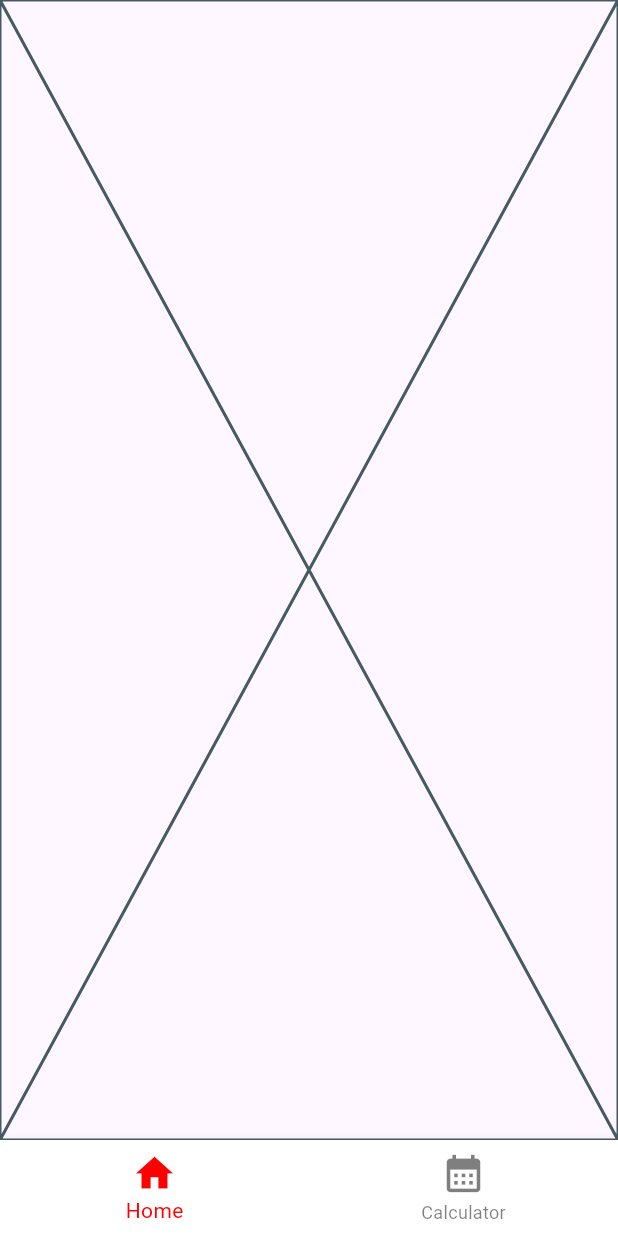
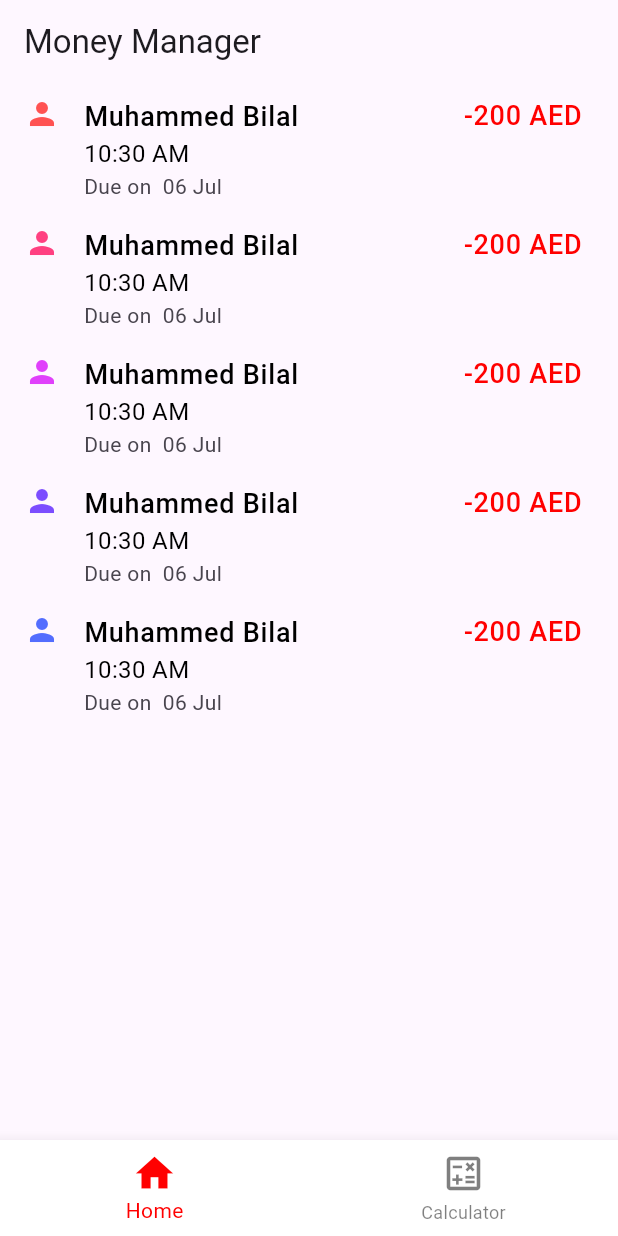
Before and after one commit to muhammedbilals/money_app, a Flutter app: the screen it shows after launch, on a phone screen of 412 x 824 dp. Run offline on Flutter 3.47's test engine with Material 3 defaults, Android fonts, the phone set to English and light mode, and no system bars; our stand-ins replace flutter_bloc, fluttertoast, page_transition, sizer.

Commit message:
updated list tile

```diff
--- a/lib/main.dart
+++ b/lib/main.dart
@@ -16,12 +16,14 @@ class MyApp extends StatelessWidget {
   @override
   Widget build(BuildContext context) {
     return MultiBlocProvider(
-      providers: [ BlocProvider(
+      providers: [
+        BlocProvider(
           create: (context) => BottomNavCubit(),
-        ),],
+        ),
+      ],
       child: Sizer(
-       builder: (context, orientation, deviceType) =>
-       MaterialApp(
+        builder: (context, orientation, deviceType) => MaterialApp(
+          debugShowCheckedModeBanner: false,
           title: 'Flutter Demo',
           theme: ThemeData(
             colorScheme: ColorScheme.fromSeed(seedColor: Colors.deepPurple),
--- a/lib/presentation/pages/homepage.dart
+++ b/lib/presentation/pages/homepage.dart
@@ -1,10 +1,59 @@
 import 'package:flutter/material.dart';
+import 'package:intl/intl.dart';
+import 'package:money_app/core/colors/appcolors.dart';
+import 'package:money_app/core/style/appstyles.dart';
 
 class HomePage extends StatelessWidget {
   const HomePage({super.key});
 
   @override
   Widget build(BuildContext context) {
-    return const Placeholder();
+    return Scaffold(
+      appBar: AppBar(
+        title: const Text("Money Manager"),
+      ),
+      body: Column(
+        children: [
+          ListView.builder(
+            shrinkWrap: true,
+            itemCount: 5,
+            itemBuilder: (BuildContext context, int index) {
+              return Container(
+                decoration: BoxDecoration(color: Colors.amber[index]),
+                child: ListTile(
+                  onTap: () {},
+                  focusColor: AppColors.black,
+                  leading: Icon(
+                    Icons.person,
+                    color: Colors.accents[index],
+                  ),
+                  title: Text(
+                    'Muhammed Bilal',
+                    style: AppStyles.black20medius,
+                  ),
+                  subtitle: Column(
+                    crossAxisAlignment: CrossAxisAlignment.start,
+                    children: [
+                      Text(
+                        DateFormat('hh:mm a').format(DateTime.now()),
+                        style: AppStyles.black18regular,
+                      ),
+                      Text(
+                          "Due on ${DateFormat(' dd MMM').format(DateTime.now())}"),
+                    ],
+                  ),
+                  trailing: Text(
+                    '-200 AED',
+                    style: TextStyle(color: AppColors.red, fontSize: 18),
+                  ),
+                  isThreeLine: true,
+                  hoverColor: AppColors.gray,
+                ),
+              );
+            },
+          ),
+        ],
+      ),
+    );
   }
 }
--- a/lib/utils/main_wrapper.dart
+++ b/lib/utils/main_wrapper.dart
@@ -30,9 +30,6 @@ class _MainWrapperState extends State<MainWrapper> {
   final List<Widget> pages = [
     const HomePage(),
     const CalculatorPage(),
-
-
-
   ];
   void onPageChanged(int page) {
     context.read<BottomNavCubit>().changeSelectedIndex(page);
@@ -65,15 +62,15 @@ class _MainWrapperState extends State<MainWrapper> {
           currentIndex: context.watch<BottomNavCubit>().state,
           items: const [
             BottomNavigationBarItem(
-              icon: Icon(Icons.home),
+              activeIcon: Icon(Icons.home),
+              icon: Icon(Icons.home_outlined),
               label: 'Home',
             ),
             BottomNavigationBarItem(
-              icon: Icon(Icons.calendar_month),
+              activeIcon: Icon(Icons.calculate),
+              icon: Icon(Icons.calculate_outlined),
               label: 'Calculator',
             ),
-
-
           ]),
     );
   }
--- a/pubspec.yaml
+++ b/pubspec.yaml
@@ -37,6 +37,9 @@ dependencies:
   cupertino_icons: ^1.0.6
   flutter_bloc: ^8.1.6
   sizer: ^2.0.15
+  intl: ^0.18.0
+  page_transition: ^2.1.0
+  fluttertoast: ^8.2.6
 
 dev_dependencies:
   flutter_test:
```
Also changed, not shown: lib/core/style/appstyles.dart (+3 -61 lines), lib/utils/navigation.dart (added, +42 -0 lines), lib/utils/snack_bar.dart (added, +17 -0 lines), pubspec.lock, 6 other files.
